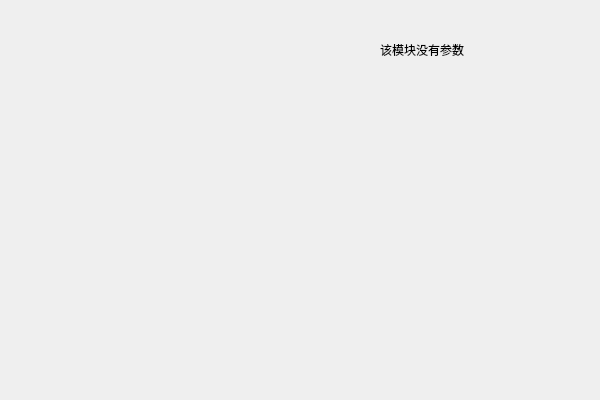
Before: the Qt Designer form Link_tab/gb_tab.ui in HuJingwen1211/MCISP, drawn with Qt 5.
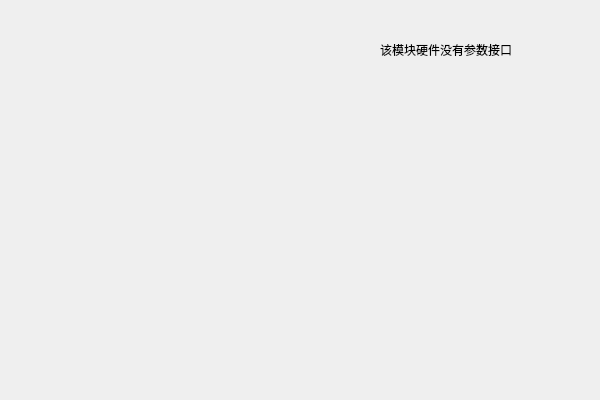
After: the same form once the commit is applied.

```diff
--- a/Link_tab/gb_tab.ui
+++ b/Link_tab/gb_tab.ui
@@ -23,7 +23,7 @@
     </rect>
    </property>
    <property name="text">
-    <string>该模块没有参数</string>
+    <string>该模块硬件没有参数接口</string>
    </property>
   </widget>
  </widget>
```
